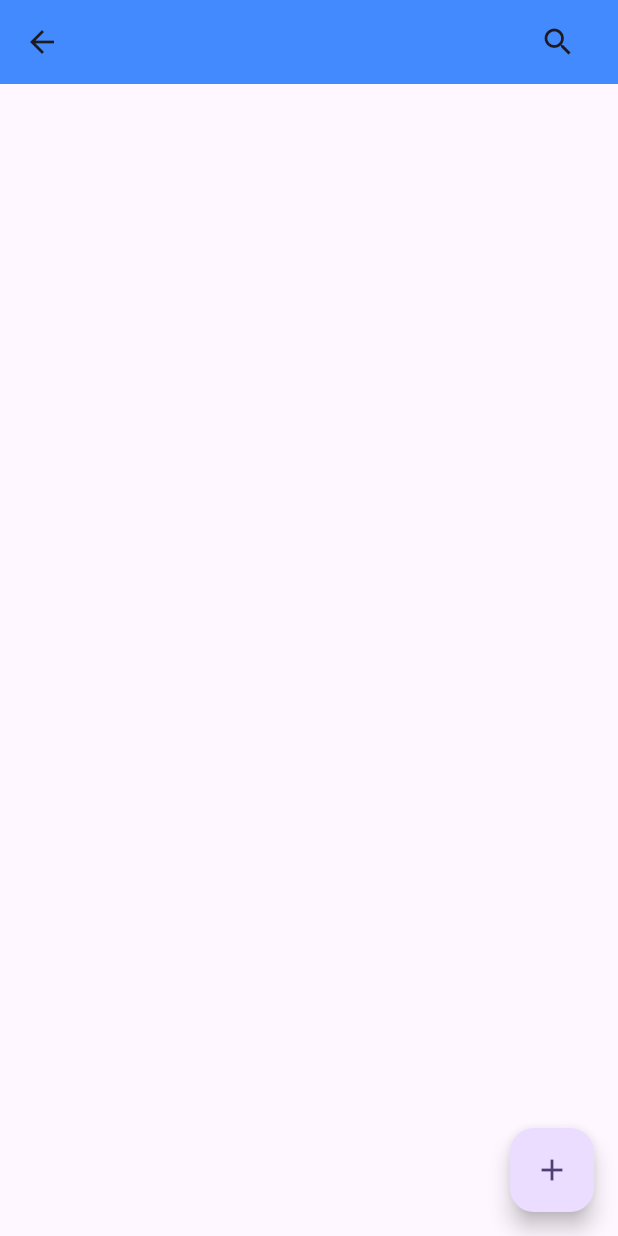
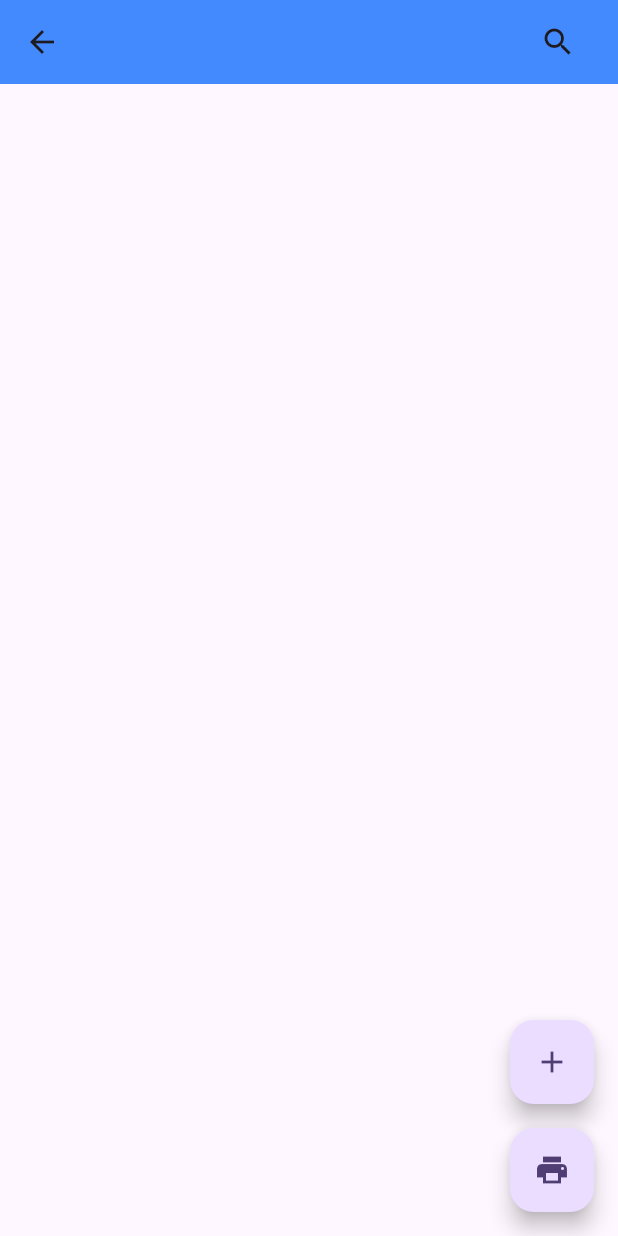
Before and after one commit to ainurrplkabasa/lims_api_php, a Flutter app: the MainMenu screen opened by its route, on a phone screen of 412 x 824 dp. Run offline on Flutter 3.47's test engine with Material 3 defaults, Android fonts, the phone set to English and light mode, and no system bars; drawn by our look-alikes of animated_search_bar; our stand-ins replace flutter_html, fluttertoast, get_storage, image_picker, qr_flutter; missing offline and left inert: barcode_scan2; accounts and stored records are empty; network calls fail.

Commit message:
update fitur

```diff
--- a/lib/main.dart
+++ b/lib/main.dart
@@ -5,6 +5,7 @@ import 'package:login_app/screens/login.dart';
 import 'package:login_app/screens/mainmenu.dart';
 import 'package:login_app/screens/dasboard.dart';
 import 'package:login_app/screens/menuitem.dart';
+import 'package:login_app/screens/report_borrow.dart';
 import 'package:login_app/screens/userr.dart';
 
 import 'storages/user_local.dart';
--- a/lib/screens/mainmenu.dart
+++ b/lib/screens/mainmenu.dart
@@ -7,6 +7,7 @@ import 'package:animated_search_bar/animated_search_bar.dart';
 import 'package:flutter/services.dart';
 import 'package:image_picker/image_picker.dart';
 import 'package:login_app/components/date_input.dart';
+import 'package:login_app/screens/report_borrow.dart';
 import 'package:intl/intl.dart';
 import 'package:path/path.dart' as path;
 import 'package:http/http.dart' as http;
@@ -561,7 +562,11 @@ class _MainMenuState extends State<MainMenu> {
   @override
   Widget build(BuildContext context) {
     return Scaffold(
-        floatingActionButton: FloatingActionButton(
+        floatingActionButton: Column(
+          mainAxisAlignment: MainAxisAlignment.end,
+          crossAxisAlignment: CrossAxisAlignment.end,
+          children: [
+            FloatingActionButton(
               onPressed: () {
                 showDialog<void>(
                     context: context,
@@ -569,7 +574,22 @@ class _MainMenuState extends State<MainMenu> {
                       return _alertDialog();
                     });
               },
+              tooltip: 'add Borrow',
               child: Icon(Icons.add),
+            ),
+            SizedBox(height: 16.0),
+            FloatingActionButton(
+              onPressed: () {
+                showDialog<void>(
+                    context: context,
+                    builder: (BuildContext context) {
+                      return ReportBorrow();
+                    });
+              },
+              tooltip: 'Print Data Borrow',
+              child: Icon(Icons.print),
+            ),
+          ],
         ),
         appBar: AppBar(
           backgroundColor: Colors.blueAccent,
@@ -591,7 +611,9 @@ class _MainMenuState extends State<MainMenu> {
             },
           ),
         ),
-        body: ListView.builder(
+        body: Container(
+          padding: EdgeInsets.only(top: 20),
+          child: ListView.builder(
             itemCount: data.length,
             itemBuilder: (BuildContext context, int index) {
               return ListTile(
@@ -631,6 +653,7 @@ class _MainMenuState extends State<MainMenu> {
                 ),
               );
             },
+          ),
         ));
   }
 }
--- /dev/null
+++ b/lib/screens/report_borrow.dart
@@ -0,0 +1,44 @@
+import 'package:flutter/material.dart';
+import 'package:flutter_html/flutter_html.dart';
+import 'package:http/http.dart' as http;
+
+class ReportBorrow extends StatefulWidget {
+  @override
+  _ReportBorrowState createState() => _ReportBorrowState();
+}
+
+class _ReportBorrowState extends State<ReportBorrow> {
+  String _reportHtml = "";
+
+  @override
+  void initState() {
+    super.initState();
+    _fetchReport();
+  }
+
+  Future<void> _fetchReport() async {
+    final response = await http.get(Uri.parse('your_api_url/report.php'));
+
+    if (response.statusCode == 200) {
+      setState(() {
+        _reportHtml = response.body;
+      });
+    } else {
+      throw Exception('Failed to load report');
+    }
+  }
+
+  @override
+  Widget build(BuildContext context) {
+    return MaterialApp(
+      home: Scaffold(
+        appBar: AppBar(
+          title: Text('Report Viewer'),
+        ),
+        body: SingleChildScrollView(
+          child: Html(data: _reportHtml),
+        ),
+      ),
+    );
+  }
+}
--- a/pubspec.yaml
+++ b/pubspec.yaml
@@ -37,8 +37,8 @@ dependencies:
   barcode_scan2: ^4.2.1
   qr_flutter: ^4.0.0
   intl: ^0.17.0
-
-
+  pdf: ^3.6.0
+  flutter_html: ^2.2.1
 
   # The following adds the Cupertino Icons font to your application.
   # Use with the CupertinoIcons class for iOS style icons.
```
Also changed, not shown: pubspec.lock, 1 other file. Lines whose indentation alone changed are shown as unchanged.
